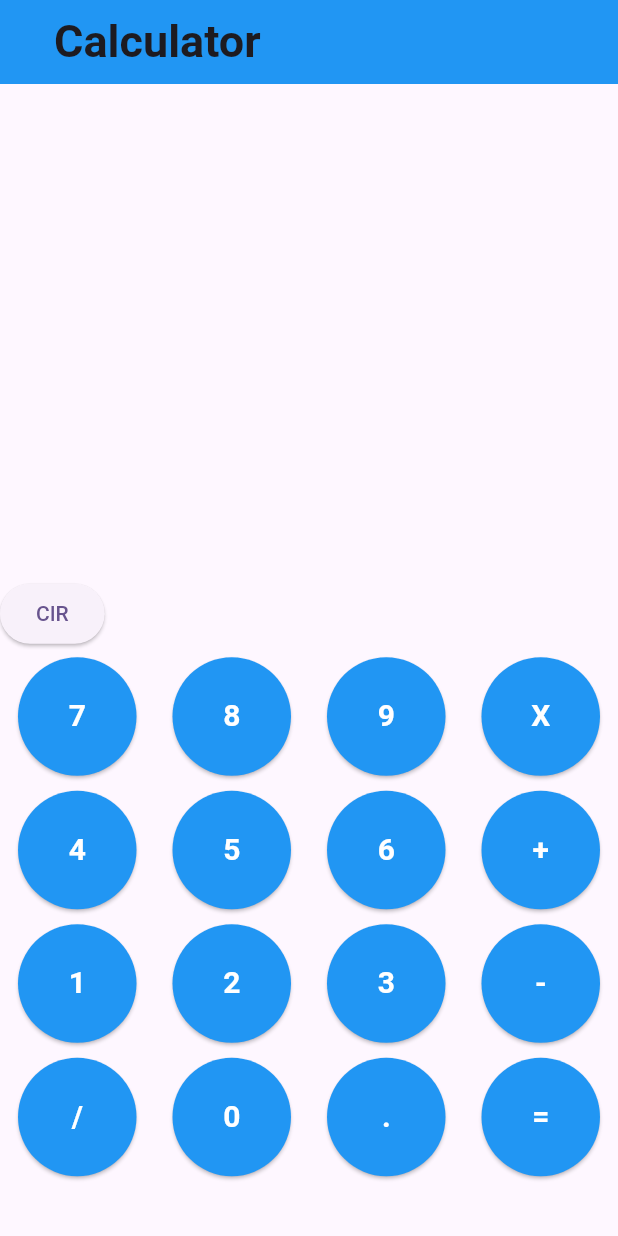
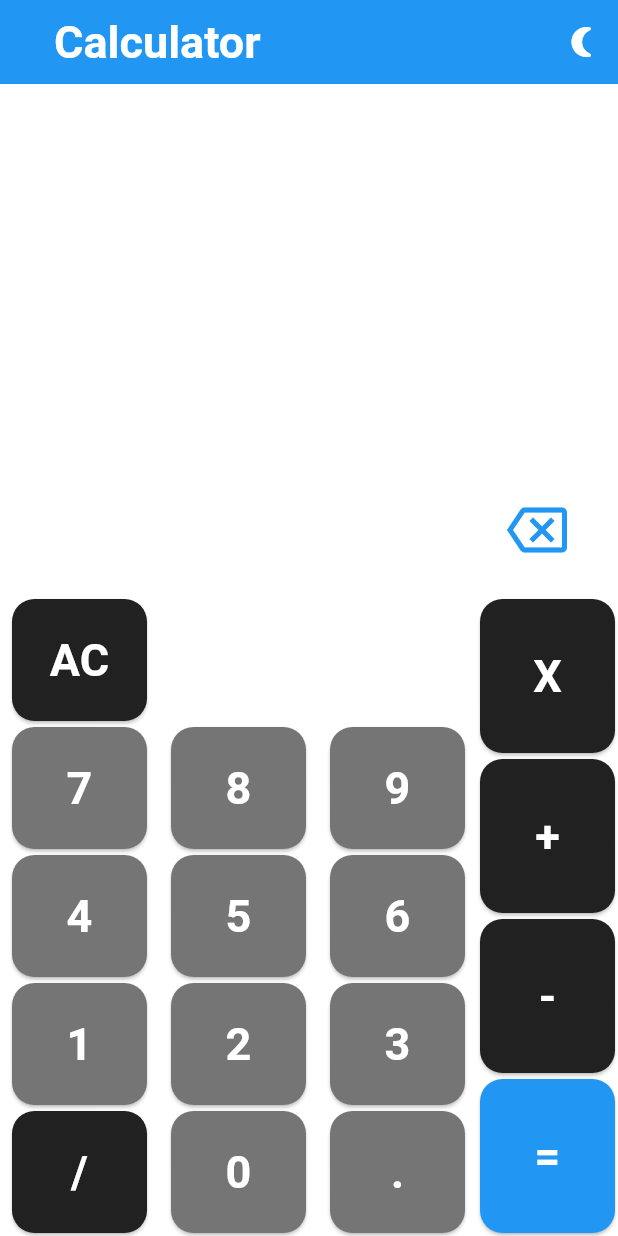
Before and after one commit to MohamedAbdelQader/Calculator, a Flutter app: the screen it shows after launch, on a phone screen of 412 x 824 dp. Run offline on Flutter 3.47's test engine with Material 3 defaults, Android fonts, the phone set to English and light mode, and no system bars.

Commit message:
some optimization

```diff
--- a/lib/calculator_button.dart
+++ b/lib/calculator_button.dart
@@ -1,34 +1,39 @@
-import 'package:flutter/cupertino.dart';
 import 'package:flutter/material.dart';
-typedef onButtonClick= void Function(String);
+
+typedef onButtonClick = void Function(String);
+
 class CalculatorButton extends StatelessWidget {
-  String title;
-  onButtonClick btnClick;
-  CalculatorButton({required this.title,required this.btnClick});
+  final String title;
+  final onButtonClick btnClick;
+  final Color? color;
+
+  CalculatorButton({required this.title, required this.btnClick, this.color});
 
   @override
   Widget build(BuildContext context) {
     return Expanded(
-        child:
-        Container(
-          margin: EdgeInsets.all(5),
-          child: ElevatedButton(
-            style:ElevatedButton.styleFrom(
-              padding: EdgeInsets.all(25),
-              backgroundColor: Colors.blue,
-              shape: CircleBorder(),
-
+      child: Container(
+        width: 90,
+        margin: EdgeInsets.all(2),
+        child: ElevatedButton(
+          style: ElevatedButton.styleFrom(
+            backgroundColor: color ?? Colors.grey.shade600,
+            padding: EdgeInsets.all(0),
+            shape: RoundedRectangleBorder(borderRadius: BorderRadius.circular(15)),
+          ),
+          onPressed: () {
+            btnClick(title);
+          },
+          child: Text(
+            title,
+            style: TextStyle(
+              fontSize: 30,
+              color: Colors.white,
+              fontWeight: FontWeight.bold,
             ),
-              onPressed: (){
-                    btnClick(title);
-              },
-              child: Text(title,style:TextStyle(
-                fontSize: 20,
-                color: Colors.white,
-                fontWeight: FontWeight.bold
-              ),)),
+          ),
         ),
-
+      ),
     );
   }
 }
--- a/lib/calculator_screen.dart
+++ b/lib/calculator_screen.dart
@@ -1,14 +1,22 @@
 import 'package:flutter/material.dart';
 import 'calculator_button.dart';
+
 class CalculatorScreen extends StatefulWidget {
-  static const String routeName = "Calculator";
+  final ValueNotifier<ThemeMode> themeNotifier;
+
+  const CalculatorScreen({Key? key, required this.themeNotifier}) : super(key: key);
+
   @override
   State<StatefulWidget> createState() {
     return CalculatorScreenState();
   }
 }
-class CalculatorScreenState extends State<CalculatorScreen>{
-  String resultText="";
+
+class CalculatorScreenState extends State<CalculatorScreen> {
+  String resultText = "";
+  String savedNumber = '';
+  String savedOperator = '';
+
   @override
   Widget build(BuildContext context) {
     return Scaffold(
@@ -24,7 +32,23 @@ class CalculatorScreenState extends State<CalculatorScreen>{
             ),
           ),
         ),
-        backgroundColor: Colors.blue,
+        actions: [
+          // Toggle button to switch between light and dark themes
+          IconButton(
+            icon: Icon(
+              widget.themeNotifier.value == ThemeMode.dark
+                  ? Icons.wb_sunny
+                  : Icons.nightlight_round,
+              color: Colors.white,
+            ),
+            onPressed: () {
+              // Toggle between light and dark theme
+              widget.themeNotifier.value = widget.themeNotifier.value == ThemeMode.dark
+                  ? ThemeMode.light
+                  : ThemeMode.dark;
+            },
+          ),
+        ],
       ),
       body: Column(
         children: [
@@ -39,73 +63,102 @@ class CalculatorScreenState extends State<CalculatorScreen>{
                     savedNumber,
                     style: TextStyle(
                       fontSize: 40,
-                  color: Colors.grey,
-                  fontWeight: FontWeight.bold,)),
-                  Text(resultText,
+                      color: Theme.of(context).primaryColor,
+                      fontWeight: FontWeight.bold,
+                    ),
+                  ),
+                  Text(
+                    resultText,
                     style: TextStyle(
                       fontSize: 40,
                       fontWeight: FontWeight.bold,
-                    ),),
+                      color: Theme.of(context).primaryColor,
+                    ),
+                  ),
                 ],
               ),
             ),
           ),
           Expanded(
-            flex: 8,
+            flex: 2,
+            child: Align(
+              alignment: Alignment.bottomRight,
+              child: Padding(
+                padding: const EdgeInsets.all(10),
                 child: Container(
+                  margin: EdgeInsets.only(bottom: 10),
+                  child: ElevatedButton(
+                    onPressed: () {
+                      setState(() {
+                        // Want to remove the last character
+                        resultText = resultText.substring(0, resultText.length - 1);
+                      });
+                    },
+                    style: ElevatedButton.styleFrom(
+                      backgroundColor: Colors.transparent,
+                      shadowColor: Colors.transparent,
+
+                    ),
+                    child: Icon(Icons.backspace_outlined, size: 40, color: Theme.of(context).primaryColor),
+                  ),
+                ),
+              ),
+            ),
+          ),
+          Expanded(
+            flex: 10,
+            child: Row(
+              children: [
+                Expanded(
                   child: Column(
                     children: [
-                  Row(
-                    children: [
-                      ElevatedButton(onPressed: (){
-                        setState(() {
-                          resultText='';
-                          savedNumber='';
-                          savedOperator='';
-                        });
-                      }, child: Text("ClR")),
+                      CalculatorButton(title: "AC", btnClick: onACClicked, color: Colors.grey.shade900),
+                      CalculatorButton(title: "7", btnClick: onDigitClicked),
+                      CalculatorButton(title: "4", btnClick: onDigitClicked),
+                      CalculatorButton(title: "1", btnClick: onDigitClicked),
+                      CalculatorButton(title: "/", btnClick: onOperatorClicked, color: Colors.grey.shade900),
                     ],
                   ),
-                  Row(
+                ),
+                Expanded(
+                  child: Column(
                     children: [
-                      CalculatorButton(title: "7",btnClick:onDigitClicked ,),
-                      CalculatorButton(title:"8",btnClick:onDigitClicked ,),
-                      CalculatorButton(title:"9",btnClick:onDigitClicked ,),
-                      CalculatorButton(title:"X",btnClick:onOperatorClicked ,),
+                      Spacer(flex: 1,),
+                      CalculatorButton(title: "8", btnClick: onDigitClicked),
+                      CalculatorButton(title: "5", btnClick: onDigitClicked),
+                      CalculatorButton(title: "2", btnClick: onDigitClicked),
+                      CalculatorButton(title: "0", btnClick: onDigitClicked),
                     ],
                   ),
-                  Row(
+                ),
+                Expanded(
+                  child: Column(
                     children: [
-                      CalculatorButton(title:"4",btnClick:onDigitClicked ,),
-                      CalculatorButton(title:"5",btnClick:onDigitClicked ,),
-                      CalculatorButton(title:"6",btnClick:onDigitClicked ,),
-                      CalculatorButton(title:"+",btnClick:onOperatorClicked ,),
+                      Spacer(flex: 1,),
+
+                      CalculatorButton(title: "9", btnClick: onDigitClicked),
+                      CalculatorButton(title: "6", btnClick: onDigitClicked),
+                      CalculatorButton(title: "3", btnClick: onDigitClicked),
+                      CalculatorButton(title: ".", btnClick: onOperatorClicked),
                     ],
                   ),
-                  Row(
+                ),
+                Column(
                   children: [
-                      CalculatorButton(title:"1",btnClick:onDigitClicked ,),
-                      CalculatorButton(title:"2",btnClick:onDigitClicked ,),
-                      CalculatorButton(title:"3",btnClick:onDigitClicked ,),
-                      CalculatorButton(title:"-",btnClick:onOperatorClicked ,),
-                    ],
-                  ),
-                  Row(
-                    children: [
-                      CalculatorButton(title:"/",btnClick:onOperatorClicked ,),
-                      CalculatorButton(title:"0",btnClick:onDigitClicked ,),
-                      CalculatorButton(title:".",btnClick:onDigitClicked ,),
-                      CalculatorButton(title:"=",btnClick:onEqualClicked ,),
+                    CalculatorButton(title: "X", btnClick: onOperatorClicked, color: Colors.grey.shade900),
+                    CalculatorButton(title: "+", btnClick: onOperatorClicked, color: Colors.grey.shade900),
+                    CalculatorButton(title: "-", btnClick: onOperatorClicked, color: Colors.grey.shade900),
+                    CalculatorButton(title: "=", btnClick: onEqualClicked, color: Theme.of(context).primaryColor),
                   ],
                 ),
               ],
             ),
           ),
-          )
         ],
       ),
     );
   }
+
   onDigitClicked(String btnText){
     if(btnText=="."){
       if(resultText.contains(".")){
@@ -138,8 +191,14 @@ class CalculatorScreenState extends State<CalculatorScreen>{
     });
 
   }
-  String savedNumber='';
-  String savedOperator='';
+  onACClicked(String btnText){
+    setState(() {
+      resultText='';
+      savedNumber='';
+      savedOperator='';
+    }
+
+    );}
   Calculate(double lhs,String operator ,double rhs){
     late double result;
     if(operator=="+"){
@@ -167,5 +226,4 @@ class CalculatorScreenState extends State<CalculatorScreen>{
 
 
   }
-
 }
--- /dev/null
+++ b/lib/constants/appStyle.dart
@@ -0,0 +1,21 @@
+import 'package:flutter/material.dart';
+
+class AppStyle {
+  static final lightTheme = ThemeData(
+    primaryColor: Colors.blue,
+    scaffoldBackgroundColor: Colors.white,
+    appBarTheme: const AppBarTheme(
+        color: Colors.blue,
+        titleTextStyle: TextStyle(color: Colors.white, fontSize: 20)),
+    );
+
+  static final darkTheme = ThemeData(
+    useMaterial3: true,
+    scaffoldBackgroundColor: Colors.black,
+    appBarTheme: AppBarTheme(
+      backgroundColor: Colors.black,
+      titleTextStyle: TextStyle(color: Colors.amber),
+    ),
+    primaryColor: Colors.amber,
+  );
+}
--- a/lib/main.dart
+++ b/lib/main.dart
@@ -1,24 +1,36 @@
 import 'package:flutter/material.dart';
-
+import 'package:small_calculator/constants/appStyle.dart';
 import 'calculator_screen.dart';
 
 void main() {
   runApp(const MyApp());
 }
 
-class MyApp extends StatelessWidget {
+class MyApp extends StatefulWidget {
   const MyApp({super.key});
 
   @override
+  _MyAppState createState() => _MyAppState();
+}
+
+class _MyAppState extends State<MyApp> {
+  // ValueNotifier to hold the theme mode, allowing dynamic updates
+  ValueNotifier<ThemeMode> themeNotifier = ValueNotifier(ThemeMode.light);
+
+  @override
   Widget build(BuildContext context) {
-    return MaterialApp(
-      debugShowCheckedModeBanner: false,
-      title: 'Flutter Demo',
-      theme: ThemeData(
-        colorScheme: ColorScheme.fromSeed(seedColor: Colors.deepPurple),
-        useMaterial3: true,
-      ),
-      home: CalculatorScreen(),
+    return ValueListenableBuilder<ThemeMode>(
+      valueListenable: themeNotifier, // Listen to theme changes
+      builder: (context, themeMode, child) {
+        return MaterialApp(
+          debugShowCheckedModeBanner: false,
+          title: 'Calculator',
+          theme: AppStyle.lightTheme,
+          darkTheme: AppStyle.darkTheme,
+          themeMode: themeMode, // Use the current theme mode
+          home: CalculatorScreen(themeNotifier: themeNotifier), // Pass notifier to child widget
+        );
+      },
     );
   }
 }
--- a/pubspec.yaml
+++ b/pubspec.yaml
@@ -35,6 +35,7 @@ dependencies:
   # The following adds the Cupertino Icons font to your application.
   # Use with the CupertinoIcons class for iOS style icons.
   cupertino_icons: ^1.0.8
+  provider: ^6.1.2
 
 dev_dependencies:
   flutter_test:
```
Also changed, not shown: pubspec.lock. Lines whose indentation alone changed are shown as unchanged.
